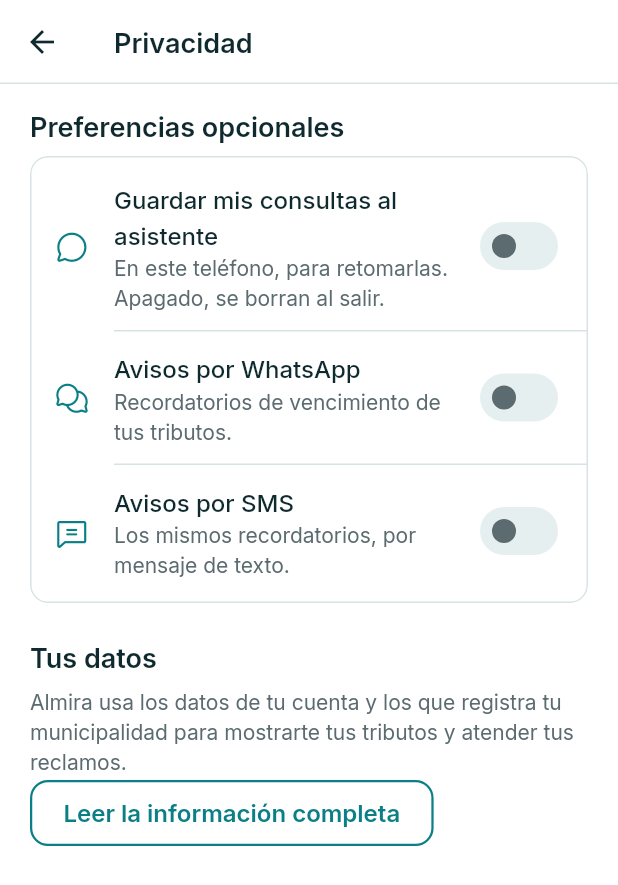
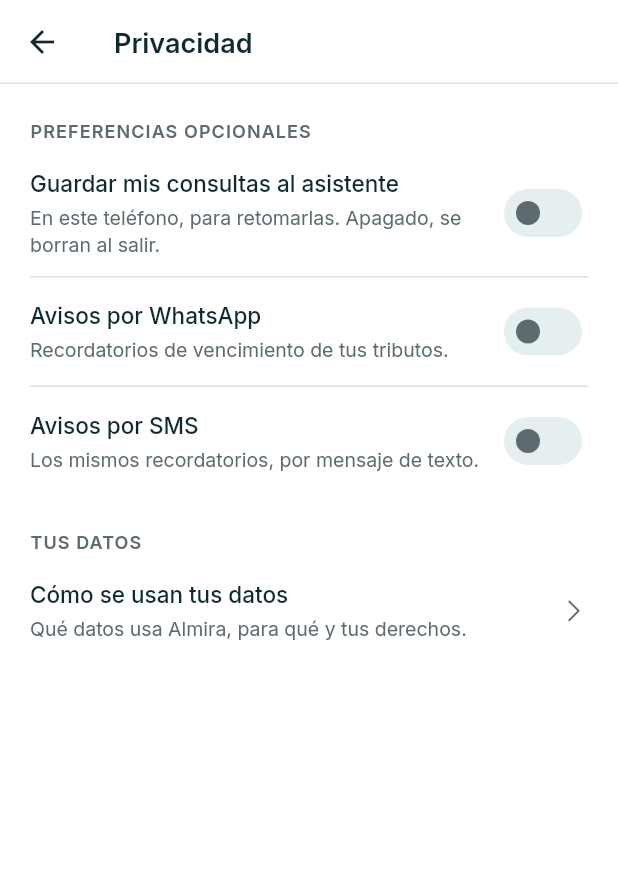
Before and after one commit to HerrSopMod/almira-app, a Flutter app: the PerfilScreen screen opened by its route, after a tap on "Privacidad", on a phone screen of 412 x 824 dp. Shown: the top 885 px of the screen. Run offline on Flutter 3.47's test engine with Material 3 defaults, Android fonts, the phone set to English and light mode, and no system bars; our stand-ins replace flutter_map, flutter_riverpod, flutter_secure_storage, flutter_svg, geolocator, go_router and 6 more; missing offline and left inert: google_mlkit_image_labeling; accounts and stored records are empty.

Commit message:
feat(perfil): filas con flecha sin cajas, privacidad y WhatsApp con el mismo estilo; asistente más sobrio
Co-Authored-By: Claude Opus 5.5 <noreply@anthropic.com>

```diff
--- a/apps/almira_flutter/lib/features/assistant/asistente_screen.dart
+++ b/apps/almira_flutter/lib/features/assistant/asistente_screen.dart
@@ -8,6 +8,7 @@ import '../../app/theme/app_colors.dart';
 import '../../app/theme/app_spacing.dart';
 import '../../core/utils/formato.dart';
 import '../../shared/services/proveedores.dart';
+import '../complaints/piezas_lista.dart';
 import 'chat_asistente.dart';
 import 'chat_modelo.dart';
 import 'widgets_chat.dart';
@@ -94,9 +95,10 @@ class _AsistenteScreenState extends ConsumerState<AsistenteScreen> {
   String _saludo() {
     final v = ref.read(vistaProvider).valueOrNull;
     final nombre = v?.vecino?.nombres ?? v?.vecino?.nombre ?? ref.read(sesionProvider).cuenta?.nombre;
-    final hola = nombre == null || nombre.trim().isEmpty ? 'Hola' : 'Hola, ${primerNombre(nombre)}';
-    return '$hola. Soy Almira, tu asistente virtual. Te ayudo con tus tributos, pagos y estado de '
-        'cuenta. Oriento, pero las decisiones son de tu municipalidad.';
+    final hola =
+        nombre == null || nombre.trim().isEmpty ? 'Hola' : 'Hola, ${primerNombre(nombrePropio(nombre))}';
+    return '$hola. Soy Almira. Te ayudo con tus tributos, pagos y estado de cuenta. '
+        'Las decisiones finales son de tu municipalidad.';
   }
 
   @override
--- a/apps/almira_flutter/lib/features/complaints/piezas_lista.dart
+++ b/apps/almira_flutter/lib/features/complaints/piezas_lista.dart
@@ -212,3 +212,68 @@ class FilaMonto extends StatelessWidget {
     );
   }
 }
+
+/// Nombre de persona en tipo título: «ROSA QUISPE DE LA CRUZ» -> «Rosa Quispe de la Cruz».
+String nombrePropio(String nombre) {
+  const enlaces = {'de', 'del', 'la', 'las', 'los', 'y'};
+  final palabras = nombre.trim().toLowerCase().split(RegExp(r'\s+')).where((p) => p.isNotEmpty).toList();
+  return [
+    for (final (i, p) in palabras.indexed)
+      i > 0 && enlaces.contains(p) ? p : p[0].toUpperCase() + p.substring(1),
+  ].join(' ');
+}
+
+/// Fila con interruptor: título 15/500, detalle gris 13 y el interruptor a la derecha.
+/// Toda la fila cambia el valor; con [alTocar], tocar el texto hace otra cosa (gestionar).
+class FilaInterruptor extends StatelessWidget {
+  const FilaInterruptor({
+    super.key,
+    required this.titulo,
+    required this.valor,
+    required this.alCambiar,
+    this.detalle,
+    this.alTocar,
+  });
+
+  final String titulo;
+  final String? detalle;
+  final bool valor;
+  final ValueChanged<bool>? alCambiar;
+  final VoidCallback? alTocar;
+
+  @override
+  Widget build(BuildContext context) {
+    final textos = Theme.of(context).textTheme;
+    final cambiar = alCambiar;
+    return MergeSemantics(
+      child: InkWell(
+      onTap: alTocar ?? (cambiar == null ? null : () => cambiar(!valor)),
+      child: ConstrainedBox(
+        constraints: const BoxConstraints(minHeight: AppSpacing.cajaGrande + AppSpacing.sm),
+        child: Padding(
+          padding: const EdgeInsets.symmetric(vertical: AppSpacing.md),
+          child: Row(
+            children: [
+              Expanded(
+                child: Column(
+                  crossAxisAlignment: CrossAxisAlignment.start,
+                  mainAxisSize: MainAxisSize.min,
+                  children: [
+                    Text(titulo, style: textos.fila15),
+                    if (detalle != null) ...[
+                      const SizedBox(height: 2),
+                      Text(detalle!, style: textos.secundario13),
+                    ],
+                  ],
+                ),
+              ),
+              const SizedBox(width: AppSpacing.md),
+              Switch(value: valor, onChanged: alCambiar),
+            ],
+          ),
+        ),
+      ),
+    ),
+    );
+  }
+}
--- a/apps/almira_flutter/lib/features/profile/perfil_screen.dart
+++ b/apps/almira_flutter/lib/features/profile/perfil_screen.dart
@@ -12,6 +12,7 @@ import '../../core/widgets/app_confirm_dialog.dart';
 import '../../core/widgets/componentes.dart';
 import '../../shared/services/proveedores.dart';
 import '../payments/pagos_logica.dart';
+import '../complaints/piezas_lista.dart';
 import 'whatsapp_opcion.dart';
 
 /// Mi perfil: cabecera compacta y opciones agrupadas. Solo muestra el nombre
@@ -39,8 +40,7 @@ class PerfilScreen extends ConsumerWidget {
     if (clave == null || !context.mounted) return;
     try {
       await ref.read(servicioAuthProvider).crearClaveWeb(clave);
-      if (context.mounted)
-        mostrarMensaje(context, 'Tu clave web quedó guardada.');
+      if (context.mounted) mostrarMensaje(context, 'Tu clave web quedó guardada.');
     } catch (error) {
       if (context.mounted) mostrarMensaje(context, ErrorApp.de(error).detalle);
     }
@@ -55,6 +55,7 @@ class PerfilScreen extends ConsumerWidget {
     final textos = Theme.of(context).textTheme;
     final vecino = v?.vecino;
     final nombre = vecino?.nombre ?? sesion.cuenta?.nombre;
+    final codigo = vecino?.codigoContribuyente;
 
     return Scaffold(
       appBar: AppBar(
@@ -88,16 +89,11 @@ class PerfilScreen extends ConsumerWidget {
                     shape: BoxShape.circle,
                   ),
                   child: nombre == null
-                      ? const Icon(
-                          Phosphor.user,
-                          color: AppColors.primaryDark,
-                        )
+                      ? const Icon(Phosphor.user, color: AppColors.primaryDark)
                       : ExcludeSemantics(
                           child: Text(
                             iniciales(nombre),
-                            style: textos.titleMedium!.copyWith(
-                              color: AppColors.primaryDark,
-                            ),
+                            style: textos.titleMedium!.copyWith(color: AppColors.primaryDark),
                           ),
                         ),
                 ),
@@ -106,37 +102,28 @@ class PerfilScreen extends ConsumerWidget {
                   child: Column(
                     crossAxisAlignment: CrossAxisAlignment.start,
                     children: [
-                      Text(nombre ?? 'Tu cuenta', style: textos.titleLarge),
+                      Text(nombre == null ? 'Tu cuenta' : nombrePropio(nombre), style: textos.titulo20),
+                      if (codigo != null || vecino == null)
                         Text(
-                        vecino?.codigoContribuyente == null
-                            ? (vecino == null ? 'Sin código vinculado' : '')
-                            : 'Contribuyente ${vecino!.codigoContribuyente}',
-                        style: textos.bodyMedium,
+                          codigo == null ? 'Sin código vinculado' : 'Contribuyente $codigo',
+                          style: textos.secundario13,
                         ),
                     ],
                   ),
                 ),
               ],
             ),
-            espacioSeccion,
+            espacioGrande,
             _Grupo(
               titulo: 'Cuenta y predio',
-              hijos: [
+              filas: [
                 for (final predio in v?.predios ?? const [])
-                  ListTile(
-                    leading: const Icon(Phosphor.house),
-                    title: Text(predio.direccion),
-                    subtitle: Text('Predio ${predio.codigo}'),
-                  ),
-                _Opcion(
-                  icono: Phosphor.identificationBadge,
-                  titulo: vecino == null
-                      ? 'Vincular cuponera'
-                      : 'Vincular otra cuponera',
+                  FilaLista(titulo: predio.direccion, detalle: 'Predio ${predio.codigo}'),
+                FilaLista(
+                  titulo: vecino == null ? 'Vincular cuponera' : 'Vincular otra cuponera',
                   alTocar: () => context.push(Rutas.vincular),
                 ),
-                _Opcion(
-                  icono: Phosphor.buildings,
+                FilaLista(
                   titulo: 'Municipalidad',
                   detalle: v?.municipalidad?.nombre,
                   alTocar: () => context.push(Rutas.municipalidad),
@@ -145,62 +132,42 @@ class PerfilScreen extends ConsumerWidget {
             ),
             _Grupo(
               titulo: 'Preferencias',
-              hijos: [
+              filas: [
                 if (!esDemo)
-                  _Opcion(
-                    icono: Phosphor.key,
-                    titulo: 'Crear o cambiar clave web',
+                  FilaLista(
+                    titulo: 'Clave web',
                     detalle: 'Para entrar con tu correo o tu cuponera',
                     alTocar: () => _crearClave(context, ref),
                   ),
-                _Opcion(
-                  icono: Phosphor.bell,
-                  titulo: 'Avisos y canales',
-                  alTocar: () => context.push(Rutas.avisos),
-                ),
+                FilaLista(titulo: 'Avisos y canales', alTocar: () => context.push(Rutas.avisos)),
                 // Los recordatorios necesitan la cuenta real y un contribuyente vinculado.
                 if (!esDemo && vecino != null) const OpcionWhatsapp(),
-                _Opcion(
-                  icono: Phosphor.shieldCheck,
-                  titulo: 'Privacidad',
-                  alTocar: () => context.push(Rutas.privacidad),
-                ),
-                SwitchListTile(
-                  value: textoGrande,
-                  onChanged: ref.read(textoGrandeProvider.notifier).cambiar,
-                  secondary: const Icon(Phosphor.textAa),
-                  title: const Text('Texto más grande'),
+                FilaLista(titulo: 'Privacidad', alTocar: () => context.push(Rutas.privacidad)),
+                FilaInterruptor(
+                  titulo: 'Texto más grande',
+                  valor: textoGrande,
+                  alCambiar: ref.read(textoGrandeProvider.notifier).cambiar,
                 ),
               ],
             ),
             _Grupo(
               titulo: 'Trámites y ayuda',
-              hijos: [
-                _Opcion(
-                  icono: Phosphor.receipt,
+              filas: [
+                FilaLista(
                   titulo: 'Constancias de pago',
-                  alTocar: () => context.go(
-                    '${Rutas.pagos}?filtro=${FiltroDeuda.pagados.name}',
+                  alTocar: () => context.go('${Rutas.pagos}?filtro=${FiltroDeuda.pagados.name}'),
                 ),
-                ),
-                _Opcion(
-                  icono: Phosphor.headset,
-                  titulo: 'Atención',
-                  alTocar: () => context.push(Rutas.atencion),
-                ),
+                FilaLista(titulo: 'Atención', alTocar: () => context.push(Rutas.atencion)),
               ],
             ),
             // Peligro suave, según la guía: borde gris y texto en rojo oscuro.
-            OutlinedButton.icon(
+            OutlinedButton(
               onPressed: () => _cerrarSesion(context, ref),
-              icon: const Icon(Phosphor.signOut, size: AppIconos.boton),
-              label: Text(
-                esDemo ? 'Salir de la demostración' : 'Cerrar sesión',
-              ),
               style: OutlinedButton.styleFrom(
                 foregroundColor: AppColors.error,
                 side: const BorderSide(color: AppColors.border),
               ),
+              child: Text(esDemo ? 'Salir de la demostración' : 'Cerrar sesión'),
             ),
           ],
         ),
@@ -209,59 +176,24 @@ class PerfilScreen extends ConsumerWidget {
   }
 }
 
-/// Grupo de opciones: un rótulo y una sola tarjeta, sin bordes por fila.
+/// Grupo de opciones: rótulo en mayúsculas pequeñas y filas con divisor, sin caja.
 class _Grupo extends StatelessWidget {
-  const _Grupo({required this.titulo, required this.hijos});
+  const _Grupo({required this.titulo, required this.filas});
 
   final String titulo;
-  final List<Widget> hijos;
+  final List<Widget> filas;
 
   @override
   Widget build(BuildContext context) => Padding(
         padding: const EdgeInsets.only(bottom: AppSpacing.xl),
         child: Column(
-      crossAxisAlignment: CrossAxisAlignment.start,
+          crossAxisAlignment: CrossAxisAlignment.stretch,
           children: [
-        Padding(
-          padding: const EdgeInsets.only(
-            left: AppSpacing.xs,
-            bottom: AppSpacing.sm,
-          ),
-          child: RotuloSeccion(titulo),
-        ),
-        Tarjeta(
-          padding: const EdgeInsets.symmetric(vertical: AppSpacing.xs),
-          child: Column(children: hijos),
-        ),
+            RotuloSeccion(titulo),
+            const SizedBox(height: AppSpacing.xs),
+            ListaFilas(filas: filas),
           ],
         ),
-  );
-}
-
-class _Opcion extends StatelessWidget {
-  const _Opcion({
-    required this.icono,
-    required this.titulo,
-    required this.alTocar,
-    this.detalle,
-  });
-
-  final IconData icono;
-  final String titulo;
-  final String? detalle;
-  final VoidCallback alTocar;
-
-  @override
-  Widget build(BuildContext context) => ListTile(
-    leading: Icon(icono),
-    title: Text(titulo),
-    subtitle: detalle == null ? null : Text(detalle!),
-    trailing: const Icon(
-      Phosphor.caretRight,
-      size: AppIconos.lista,
-      color: AppColors.textSecondary,
-    ),
-    onTap: alTocar,
       );
 }
 
@@ -291,8 +223,7 @@ class _DialogoClaveState extends State<_DialogoClave> {
     titulo: 'Clave web',
     textoConfirmar: 'Guardar',
     alConfirmar: () {
-      if (_formulario.currentState!.validate())
-        Navigator.pop(context, _clave.text);
+      if (_formulario.currentState!.validate()) Navigator.pop(context, _clave.text);
     },
     alCancelar: () => Navigator.pop(context),
     contenido: Form(
--- a/apps/almira_flutter/lib/features/profile/privacidad_screen.dart
+++ b/apps/almira_flutter/lib/features/profile/privacidad_screen.dart
@@ -6,6 +6,7 @@ import '../../core/errors/error_app.dart';
 import '../../core/widgets/componentes.dart';
 import '../../shared/models/modelos.dart';
 import '../../shared/services/proveedores.dart';
+import '../complaints/piezas_lista.dart';
 import '../onboarding/privacidad_widgets.dart';
 
 /// Privacidad: las mismas preferencias opcionales del ingreso, que se guardan
@@ -38,38 +39,47 @@ class _PrivacidadScreenState extends ConsumerState<PrivacidadScreen> {
 
   @override
   Widget build(BuildContext context) {
-    final guardados = ref.watch(sesionProvider).consentimientos;
-    final textos = Theme.of(context).textTheme;
+    final valor = _pendiente ?? ref.watch(sesionProvider).consentimientos;
+    final habilitado = _pendiente == null;
     return Scaffold(
       appBar: AppBar(title: const Text('Privacidad')),
       body: SafeArea(
         top: false,
         child: ListView(
-          padding: const EdgeInsets.fromLTRB(AppSpacing.margen, AppSpacing.lg, AppSpacing.margen, AppSpacing.xl),
+          padding: const EdgeInsets.fromLTRB(AppSpacing.margen, AppSpacing.xl, AppSpacing.margen, AppSpacing.xl),
           children: [
-            const TituloSeccion('Preferencias opcionales'),
-            espacioChico,
-            InterruptoresPrivacidad(
-              valor: _pendiente ?? guardados,
-              habilitado: _pendiente == null,
-              alCambiar: _cambiar,
+            const RotuloSeccion('Preferencias opcionales'),
+            const SizedBox(height: AppSpacing.xs),
+            ListaFilas(
+              filas: [
+                FilaInterruptor(
+                  titulo: 'Guardar mis consultas al asistente',
+                  detalle: 'En este teléfono, para retomarlas. Apagado, se borran al salir.',
+                  valor: valor.asistente,
+                  alCambiar: habilitado ? (v) => _cambiar(valor.con(asistente: v)) : null,
+                ),
+                FilaInterruptor(
+                  titulo: 'Avisos por WhatsApp',
+                  detalle: 'Recordatorios de vencimiento de tus tributos.',
+                  valor: valor.whatsapp,
+                  alCambiar: habilitado ? (v) => _cambiar(valor.con(whatsapp: v)) : null,
+                ),
+                FilaInterruptor(
+                  titulo: 'Avisos por SMS',
+                  detalle: 'Los mismos recordatorios, por mensaje de texto.',
+                  valor: valor.sms,
+                  alCambiar: habilitado ? (v) => _cambiar(valor.con(sms: v)) : null,
+                ),
+              ],
             ),
             if (_error != null) ...[espacio, Aviso('No se guardó el cambio. ${_error!}', tono: Tono.error)],
             espacioGrande,
-            const TituloSeccion('Tus datos'),
-            espacioChico,
-            Text(
-              'Almira usa los datos de tu cuenta y los que registra tu municipalidad para '
-              'mostrarte tus tributos y atender tus reclamos.',
-              style: textos.bodyMedium,
-            ),
-            Align(
-              alignment: Alignment.centerLeft,
-              child: OutlinedButton(
-                onPressed: () => mostrarInformacionPrivacidad(context),
-                style: OutlinedButton.styleFrom(minimumSize: const Size(0, 44)),
-                child: const Text('Leer la información completa'),
-              ),
+            const RotuloSeccion('Tus datos'),
+            const SizedBox(height: AppSpacing.xs),
+            FilaLista(
+              titulo: 'Cómo se usan tus datos',
+              detalle: 'Qué datos usa Almira, para qué y tus derechos.',
+              alTocar: () => mostrarInformacionPrivacidad(context),
             ),
           ],
         ),
```
Also changed, not shown: apps/almira_flutter/lib/features/assistant/widgets_chat.dart (+9 -10 lines), apps/almira_flutter/lib/features/profile/whatsapp_opcion.dart (+21 -28 lines). Lines whose indentation alone changed are shown as unchanged.
